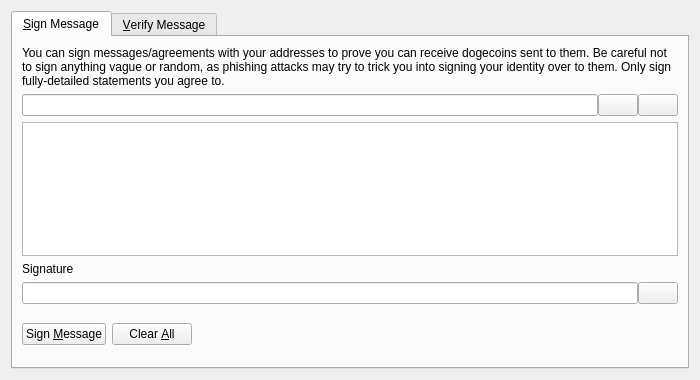
The window that src/qt/forms/signverifymessagedialog.ui (dogecoin/dogecoin) describes before a commit, drawn with Qt 5.
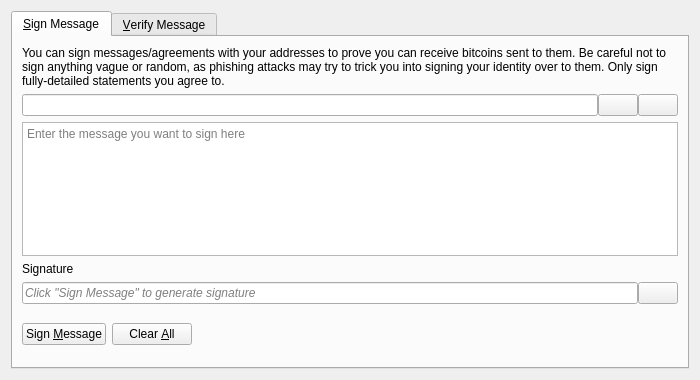
The same window after the commit. Icons and pictures are not drawn. Custom widgets are drawn as their Qt base class.

Commit message: improve energy efficiency of Dogecoin Core

```diff
--- a/src/qt/forms/signverifymessagedialog.ui
+++ b/src/qt/forms/signverifymessagedialog.ui
@@ -30,7 +30,7 @@
        <item>
         <widget class="QLabel" name="infoLabel_SM">
          <property name="text">
-          <string>You can sign messages/agreements with your addresses to prove you can receive dogecoins sent to them. Be careful not to sign anything vague or random, as phishing attacks may try to trick you into signing your identity over to them. Only sign fully-detailed statements you agree to.</string>
+          <string>You can sign messages/agreements with your addresses to prove you can receive bitcoins sent to them. Be careful not to sign anything vague or random, as phishing attacks may try to trick you into signing your identity over to them. Only sign fully-detailed statements you agree to.</string>
          </property>
          <property name="textFormat">
           <enum>Qt::PlainText</enum>
@@ -99,6 +99,9 @@
          <property name="toolTip">
           <string>Enter the message you want to sign here</string>
          </property>
+         <property name="placeholderText">
+          <string>Enter the message you want to sign here</string>
+         </property>
         </widget>
        </item>
        <item>
@@ -118,6 +121,9 @@
          </property>
          <item>
           <widget class="QLineEdit" name="signatureOut_SM">
+           <property name="placeholderText">
+            <string>Click "Sign Message" to generate signature</string>
+           </property>
            <property name="font">
             <font>
              <italic>true</italic>
```
Left out of the diff: 28 changed lines with no effect on the pictures. The commit also changes 2426 other files.
